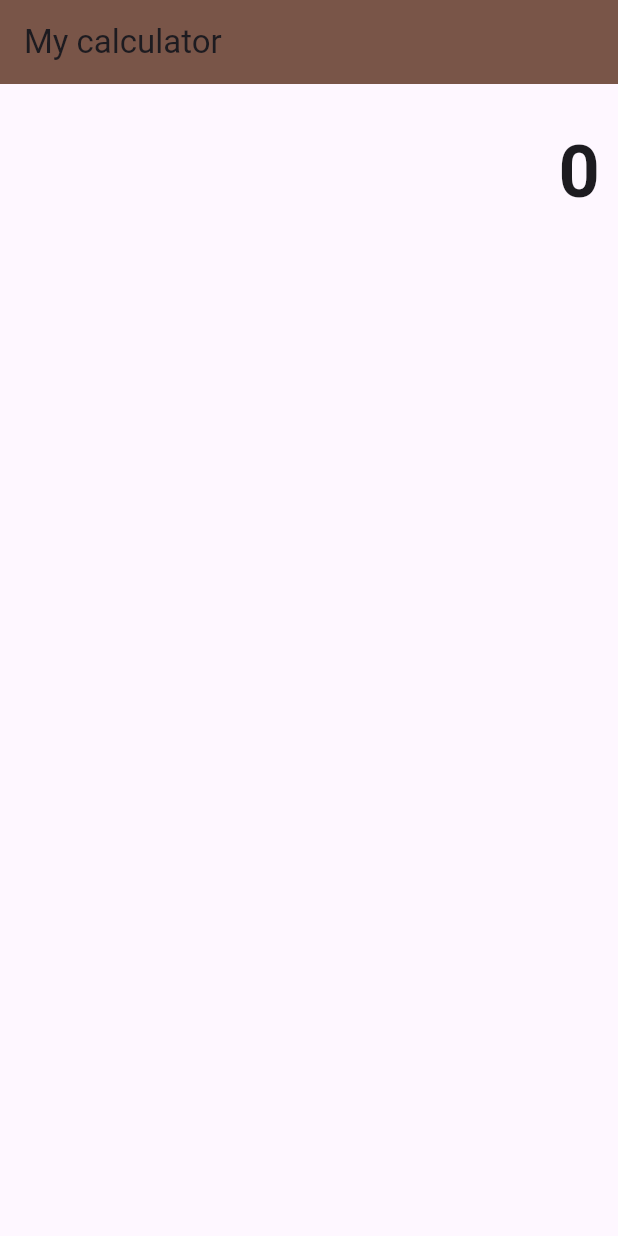
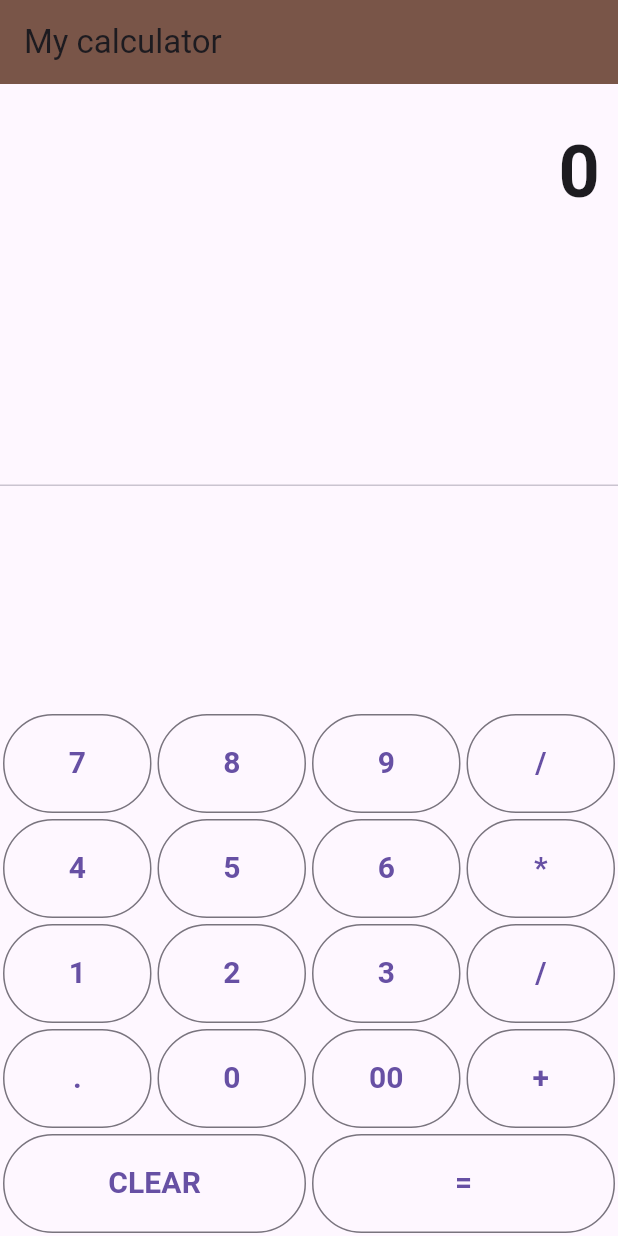
Before and after one commit to Brenda309/calculator, a Flutter app: the screen it shows after launch, on a phone screen of 412 x 824 dp. Run offline on Flutter 3.47's test engine with Material 3 defaults, Android fonts, the phone set to English and light mode, and no system bars.

Commit message:
Add the calculator buttons.

```diff
--- a/lib/main.dart
+++ b/lib/main.dart
@@ -30,6 +30,8 @@ class MyHomePage extends StatefulWidget {
   @override
   State<MyHomePage> createState() => _MyHomePageState();
 }
+
+class _MyHomePageState extends State<MyHomePage> {
   buttonPressed(){
 
   }
@@ -50,7 +52,6 @@ Widget buildingButton(String buttonText){
         )
     );
   }
-class _MyHomePageState extends State<MyHomePage> {
   @override
 Widget build (BuildContext context){
   return Scaffold(
@@ -71,7 +72,50 @@ Widget build (BuildContext context){
                   fontWeight: FontWeight.bold,
                 )
             ),
+          ),
+       Expanded(
+           child: Divider(),
+       ),
+          new Column(
+              children:[
+            new Row(
+              children:[
+               buildingButton("7"),
+                buildingButton("8"),
+                buildingButton("9"),
+                buildingButton("/")
+              ],
+            ),
+                new Row(
+                    children:[
+                      buildingButton("4"),
+                      buildingButton("5"),
+                      buildingButton("6"),
+                      buildingButton("*")
+                    ],
+                ),
+                new Row(
+                    children:[
+                      buildingButton("1"),
+                      buildingButton("2"),
+                      buildingButton("3"),
+                      buildingButton("/")
+                    ],
+                ),
+                new Row(
+                    children:[
+                      buildingButton("."),
+                      buildingButton("0"),
+                      buildingButton("00"),
+                      buildingButton("+")
+                    ],
+                ),
+                new Row(
+                  children: [
+                    buildingButton("CLEAR"), buildingButton("="),
+                  ],
                 )
+          ])
         ],
       )
     )
```
Lines whose indentation alone changed are shown as unchanged.
